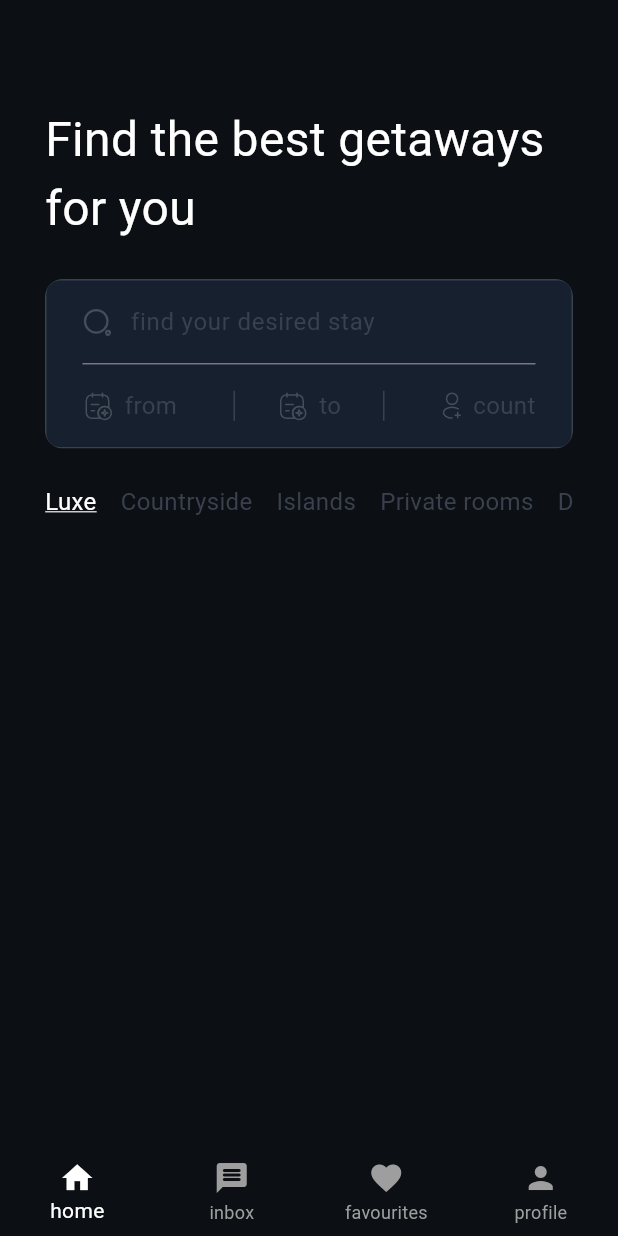
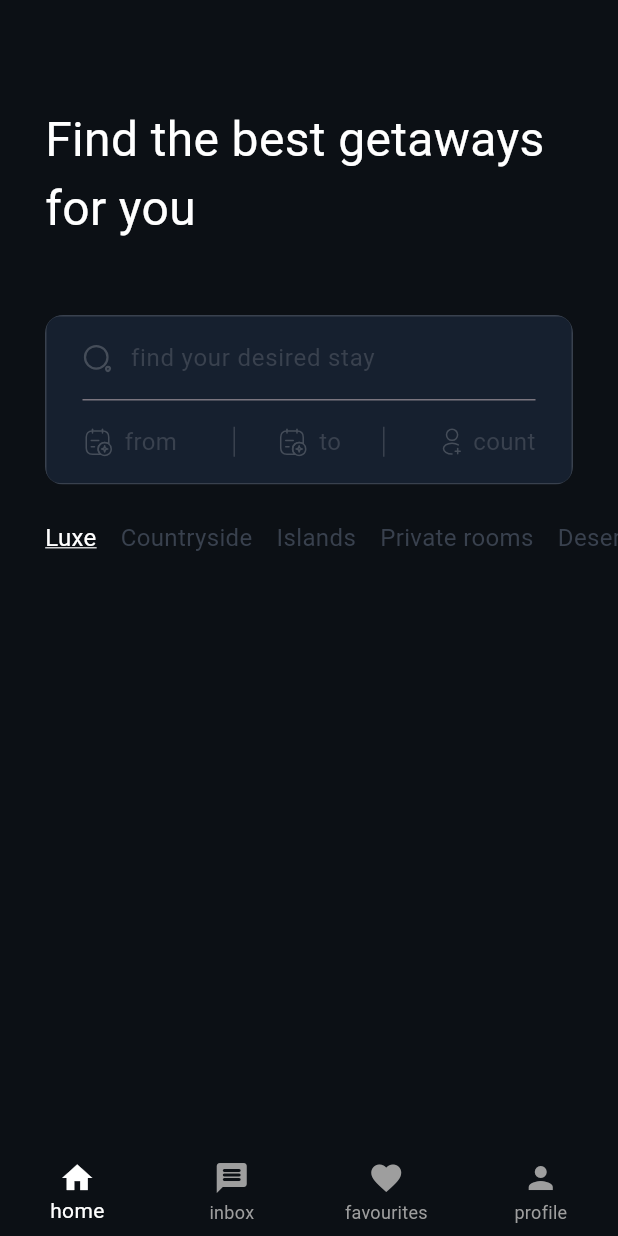
Before and after one commit to kchasiotis/portofolio-flutter-hotel, a Flutter app: the screen it shows after launch, on a phone screen of 412 x 824 dp. Run offline on Flutter 3.47's test engine with Material 3 defaults, Android fonts, the phone set to English and light mode, and no system bars; our stand-ins replace flutter_svg.

Commit message:
Fix paddings and refactor

```diff
--- a/lib/screens/getaways/find-getaways.dart
+++ b/lib/screens/getaways/find-getaways.dart
@@ -9,21 +9,31 @@ class FindGetaways extends StatelessWidget {
   Widget build(BuildContext context) {
     return Container(
         color: const Color(0xff0C1015),
-        child: Padding(
+        child: Column(children: <Widget>[
+          Padding(
               padding: const EdgeInsets.only(left: 30, right: 30, top: 70),
-            child: Column(children: <Widget>[
-              const Text(
+              child: const Text(
                 'Find the best getaways for you',
                 style: TextStyle(fontSize: 32, color: Colors.white),
+              )),
+          Container(
+            height: 24,
           ),
           Container(
             height: 24,
           ),
-              const InputWidget(),
+          const Padding(
+            padding: EdgeInsets.only(left: 30, right: 30),
+            child: InputWidget(),
+          ),
           Container(
             height: 24,
           ),
           Flexible(
+              child: Padding(
+            padding: const EdgeInsets.only(
+              left: 30,
+            ),
             child: ListView(
               physics: const AlwaysScrollableScrollPhysics(),
               // https://stackoverflow.com/questions/48081917/flutter-listview-not-scrollable-not-bouncing
@@ -81,10 +91,11 @@ class FindGetaways extends StatelessWidget {
                   ),
                 )
               ],
+            ),
           )),
           Container(
             height: 20,
           )
-            ])));
+        ]));
   }
 }
```
Lines whose indentation alone changed are shown as unchanged.
